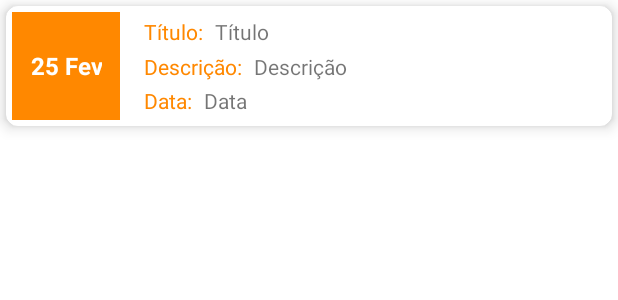
After one commit to FeTanaka/Impacta2023-ExercicioRecyclerView, an Android app: the layout recycler_view_item.xml on its own in the app's theme, with its tools: preview values and no code run, on a phone screen of 412 x 824 dp. The commit adds this screen. Shown: the top 300 px of the screen. Run offline under Robolectric (Android 15) with nearby library versions, the phone set to English and light mode, and no system bars.

Commit message:
recycler view item

```diff
--- /dev/null
+++ b/app/src/main/res/layout/recycler_view_item.xml
@@ -0,0 +1,102 @@
+<?xml version="1.0" encoding="utf-8"?>
+<androidx.cardview.widget.CardView xmlns:android="http://schemas.android.com/apk/res/android"
+    xmlns:app="http://schemas.android.com/apk/res-auto"
+    xmlns:tools="http://schemas.android.com/tools"
+    android:layout_width="match_parent"
+    android:layout_height="wrap_content"
+    android:layout_margin="4dp"
+    android:elevation="6dp"
+    app:cardCornerRadius="8dp"
+    app:cardElevation="6dp"
+    app:cardMaxElevation="6dp">
+
+    <androidx.constraintlayout.widget.ConstraintLayout
+        android:layout_width="match_parent"
+        android:layout_height="match_parent"
+        android:layout_margin="4dp">
+
+        <TextView
+            android:id="@+id/dia_mes_textview"
+            android:layout_width="wrap_content"
+            android:layout_height="0dp"
+            android:background="@android:color/holo_orange_dark"
+            android:gravity="center"
+            android:padding="12dp"
+            android:text="25 Fev"
+            android:textAlignment="center"
+            android:textColor="@color/white"
+            android:textSize="16sp"
+            android:textStyle="bold"
+            app:layout_constraintBottom_toBottomOf="parent"
+            app:layout_constraintDimensionRatio="1:1"
+            app:layout_constraintStart_toStartOf="parent"
+            app:layout_constraintTop_toTopOf="parent" />
+
+        <TextView
+            android:id="@+id/titulo_label_textview"
+            android:layout_width="wrap_content"
+            android:layout_height="wrap_content"
+            android:layout_marginStart="16dp"
+            android:text="@string/titulo_label"
+            android:textColor="@android:color/holo_orange_dark"
+            app:layout_constraintBottom_toTopOf="@+id/descricao_label_textview"
+            app:layout_constraintStart_toEndOf="@+id/dia_mes_textview"
+            app:layout_constraintTop_toTopOf="parent" />
+
+        <TextView
+            android:id="@+id/descricao_label_textview"
+            android:layout_width="wrap_content"
+            android:layout_height="wrap_content"
+            android:text="@string/descricao_label"
+            android:textColor="@android:color/holo_orange_dark"
+            app:layout_constraintBottom_toTopOf="@+id/data_label_textview"
+            app:layout_constraintStart_toStartOf="@+id/titulo_label_textview"
+            app:layout_constraintTop_toBottomOf="@+id/titulo_label_textview" />
+
+        <TextView
+            android:id="@+id/data_label_textview"
+            android:layout_width="wrap_content"
+            android:layout_height="wrap_content"
+            android:text="@string/data_label"
+            android:textColor="@android:color/holo_orange_dark"
+            app:layout_constraintBottom_toBottomOf="parent"
+            app:layout_constraintStart_toStartOf="@+id/titulo_label_textview"
+            app:layout_constraintTop_toBottomOf="@+id/descricao_label_textview" />
+
+        <TextView
+            android:id="@+id/titulo_textview"
+            android:layout_width="0dp"
+            android:layout_height="wrap_content"
+            android:layout_marginStart="8dp"
+            tools:text="Título"
+            app:layout_constraintBottom_toBottomOf="@+id/titulo_label_textview"
+            app:layout_constraintEnd_toEndOf="parent"
+            app:layout_constraintHorizontal_bias="1.0"
+            app:layout_constraintStart_toEndOf="@+id/titulo_label_textview"
+            app:layout_constraintTop_toTopOf="@+id/titulo_label_textview"
+            app:layout_constraintVertical_bias="0.0" />
+
+        <TextView
+            android:id="@+id/descricao_textview"
+            android:layout_width="0dp"
+            android:layout_height="wrap_content"
+            android:layout_marginStart="8dp"
+            tools:text="Descrição"
+            app:layout_constraintBottom_toBottomOf="@+id/descricao_label_textview"
+            app:layout_constraintEnd_toEndOf="parent"
+            app:layout_constraintStart_toEndOf="@+id/descricao_label_textview"
+            app:layout_constraintTop_toTopOf="@+id/descricao_label_textview" />
+
+        <TextView
+            android:id="@+id/data_textview"
+            android:layout_width="0dp"
+            android:layout_height="wrap_content"
+            android:layout_marginStart="8dp"
+            tools:text="Data"
+            app:layout_constraintBottom_toBottomOf="@+id/data_label_textview"
+            app:layout_constraintEnd_toEndOf="parent"
+            app:layout_constraintStart_toEndOf="@+id/data_label_textview"
+            app:layout_constraintTop_toTopOf="@+id/data_label_textview" />
+    </androidx.constraintlayout.widget.ConstraintLayout>
+
+</androidx.cardview.widget.CardView>
--- a/app/src/main/res/values/strings.xml
+++ b/app/src/main/res/values/strings.xml
@@ -2,4 +2,7 @@
     <string name="app_name">ExercicioRecyclerView</string>
     <!-- TODO: Remove or change this placeholder text -->
     <string name="hello_blank_fragment">Hello blank fragment</string>
+    <string name="titulo_label">Título: </string>
+    <string name="descricao_label">Descrição: </string>
+    <string name="data_label">Data: </string>
 </resources>
```
